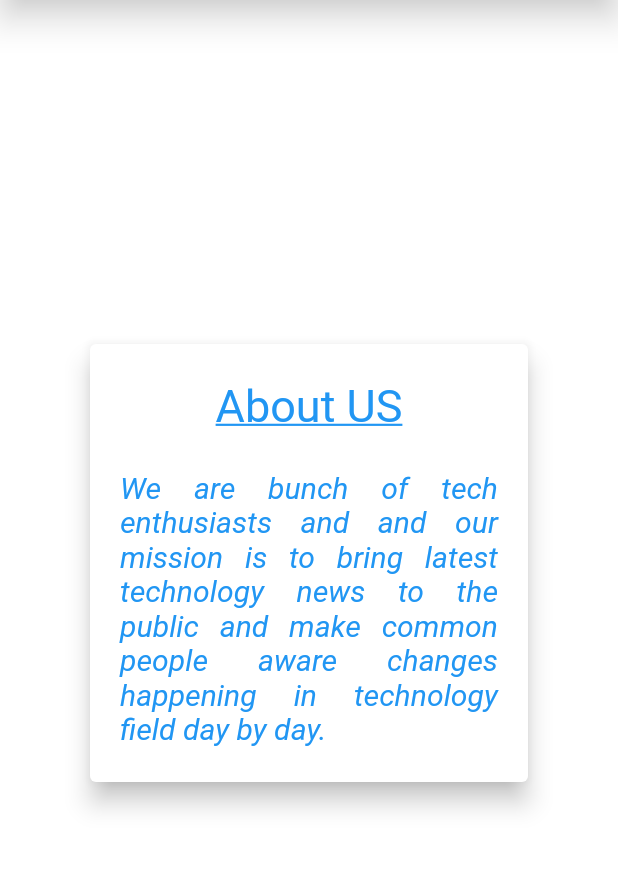
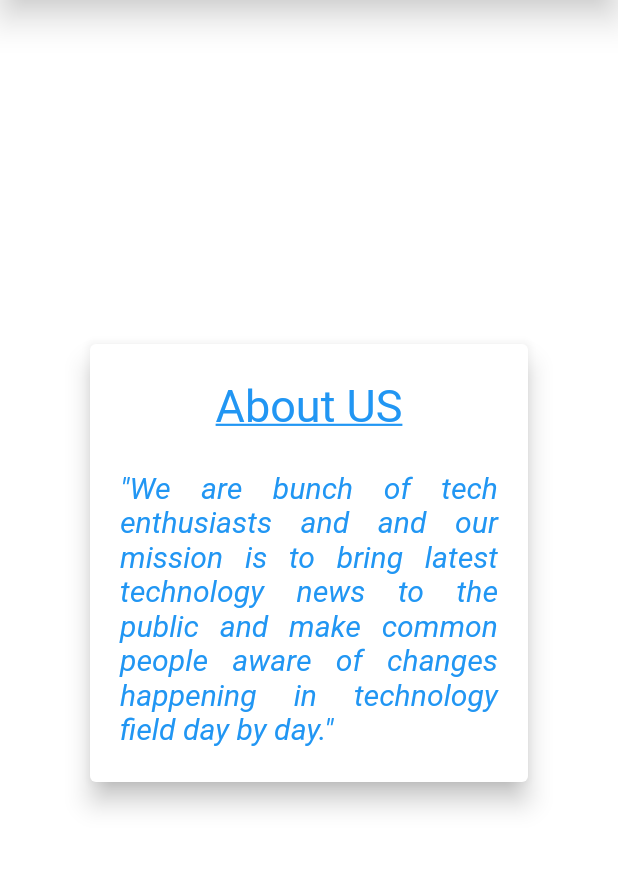
Before and after one commit to Adarsh-Adk/Notify_mobileapp, a Flutter app: the screen it shows after launch, in the side drawer, after a tap on "About us", on a phone screen of 412 x 824 dp, the part 97-970 px from its top. Run offline on Flutter 3.47's test engine with Material 2 defaults, Android fonts, the phone set to English and light mode, and no system bars; our stand-ins replace extended_image, flutter_html, fluttertoast; network calls fail.

Commit message:
minor changes to about us content

```diff
--- a/lib/Pages/AboutUs.dart
+++ b/lib/Pages/AboutUs.dart
@@ -1,6 +1,10 @@
 import 'package:flutter/material.dart';
 import 'package:notify_categories/Components/DefaultAppBar.dart';
 import 'package:notify_categories/Components/DefaultDrawer.dart';
+
+final String the_text =" \"We are bunch of tech enthusiasts and and our "
+    "mission is to bring latest technology news to the public and make common people "
+    "aware of changes happening in technology field day by day.\"";
 
 class Aboutus extends StatelessWidget {
   @override
@@ -23,7 +27,7 @@ class Aboutus extends StatelessWidget {
                      Center(child: Text("About US",style: TextStyle(fontSize: 30,color: Colors.blue,decoration: TextDecoration.underline),softWrap: true,)),
                      Center(child: Padding(
                        padding: const EdgeInsets.only(top: 25,left: 20,right: 20),
-                       child: Text(" We are bunch of tech enthusiasts and and our mission is to bring latest technology news to the public and make common people aware changes happening in technology field day by day.",style: TextStyle(fontSize: 20,fontStyle: FontStyle.italic,color: Colors.blue),textAlign: TextAlign.justify,softWrap: true,),
+                       child: Text(the_text,style: TextStyle(fontSize: 20,fontStyle: FontStyle.italic,color: Colors.blue),textAlign: TextAlign.justify,softWrap: true,),
                      )),
                 ],
               )),
```
